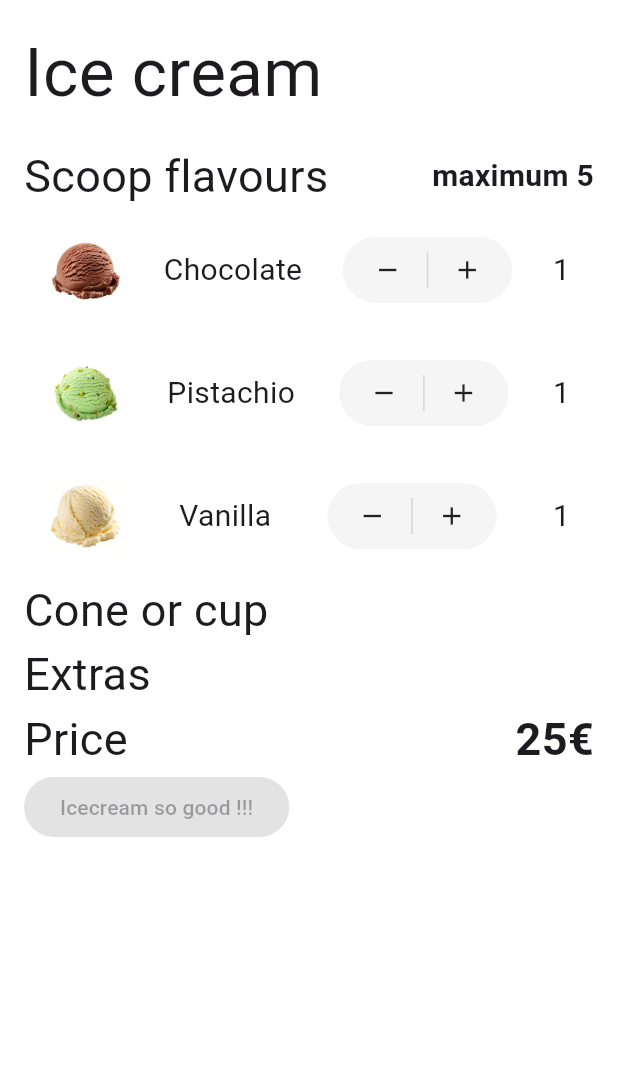
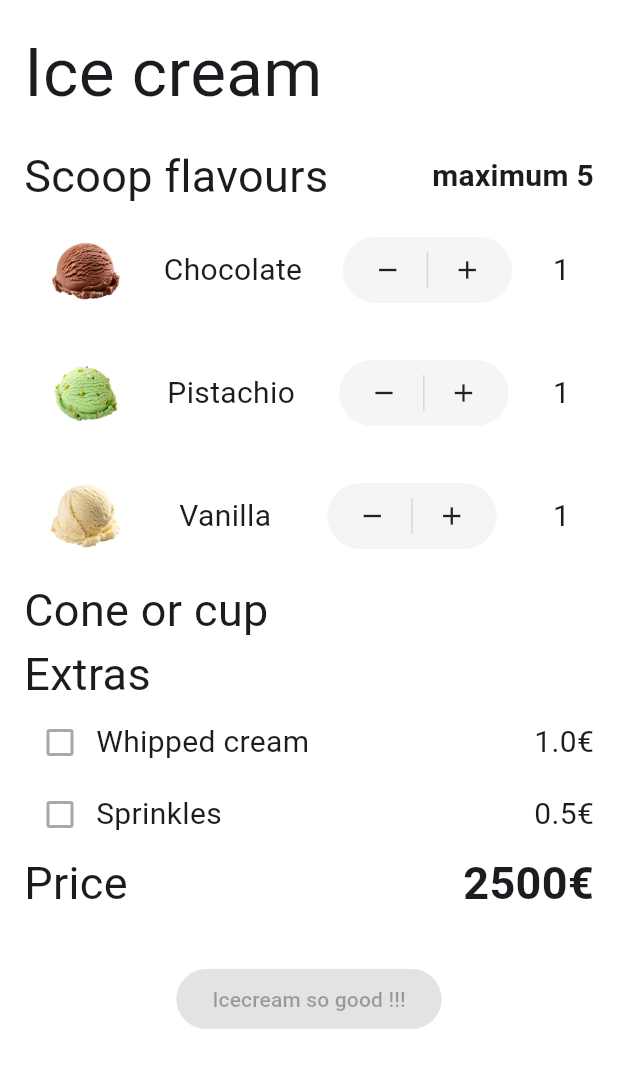
Before and after one commit to lukameunier/ice-cream, a Flutter app: the screen it shows after launch, on a phone screen of 412 x 824 dp. Shown: the top 1068 px of the screen. Run offline on Flutter 3.47's test engine with Material 3 defaults, Android fonts, the phone set to English and light mode, and no system bars; our stand-ins replace get_it.

Commit message:
feat(ui): add extras widget

```diff
--- /dev/null
+++ b/lib/views/extras_widget.dart
@@ -0,0 +1,28 @@
+import 'package:flutter/material.dart';
+
+class ExtrasWidget extends StatelessWidget {
+
+  final String extrasName;
+  final double price;
+
+  const ExtrasWidget({super.key, required this.extrasName, required this.price});
+
+  @override
+  Widget build(BuildContext context) {
+    return Row(
+      mainAxisAlignment: MainAxisAlignment.spaceBetween,
+      children: [
+        Checkbox(value: false, onChanged: null),
+        Text(
+          extrasName,
+          style: TextStyle(fontSize: 20),
+        ),
+        Expanded(child: Spacer()),
+        Text(
+          "$price€",
+          style: TextStyle(fontSize: 20),
+        )
+      ],
+    );
+  }
+}
--- a/lib/views/home_widget.dart
+++ b/lib/views/home_widget.dart
@@ -1,4 +1,5 @@
 import 'package:flutter/material.dart';
+import 'package:icecream/views/extras_widget.dart';
 import 'package:icecream/views/flavours_widget.dart';
 
 class HomeWidget extends StatelessWidget {
@@ -17,6 +18,7 @@ class HomeWidget extends StatelessWidget {
               "Ice cream",
               style: TextStyle(fontSize: 45),
             ),
+
             const SizedBox(height: 16),
 
             Row(
@@ -67,7 +69,8 @@ class HomeWidget extends StatelessWidget {
             ),
             Column(
               children: [
-
+                ExtrasWidget(extrasName: "Whipped cream", price: 1.00),
+                ExtrasWidget(extrasName: "Sprinkles", price: 0.50)
               ],
             ),
 
@@ -80,7 +83,7 @@ class HomeWidget extends StatelessWidget {
                 ),
                 Expanded(child: const SizedBox()),
                 Text(
-                  "25€",
+                  "2500€",
                   style:
                     TextStyle(
                         fontSize: 30,
@@ -91,8 +94,22 @@ class HomeWidget extends StatelessWidget {
               ],
             ),
 
-            ElevatedButton(onPressed: null, child: Text("Icecream so good !!!"))
+            const SizedBox(height: 32),
 
+            Row(
+              children: [
+                Spacer(),
+                ElevatedButton(
+                  onPressed: null,
+                  style: ElevatedButton.styleFrom(
+                    backgroundColor: Colors.blue,
+                    foregroundColor: Colors.white,
+                  ),
+                  child: Text("Icecream so good !!!"),
+                ),
+                Spacer(),
+              ],
+            ),
           ],
         ),
       ),
```
